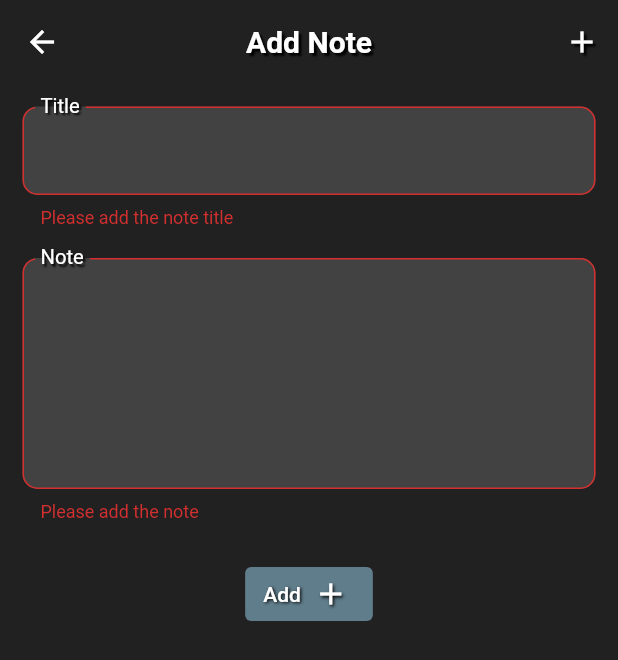
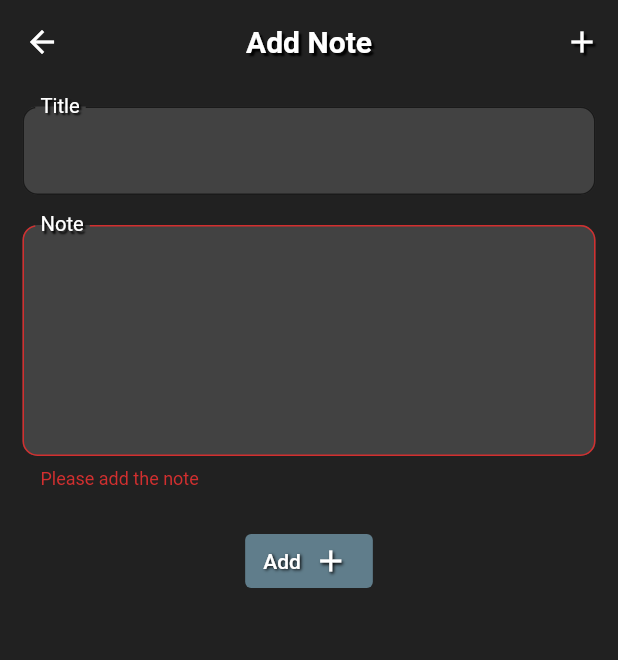
Before and after one commit to AhmedHWally/notes-app, a Flutter app: the AddNote screen opened by its route, after a tap on the "add" icon, on a phone screen of 412 x 824 dp. Shown: the top 660 px of the screen. Run offline on Flutter 3.47's test engine with Material 2 defaults, Android fonts, the phone set to English and light mode, and no system bars; our stand-ins replace shared_preferences, sqflite; accounts and stored records are empty; generated files the repository leaves out were written again.

Commit message:
Update the note details screen

```diff
--- a/lib/screens/add_note_screen.dart
+++ b/lib/screens/add_note_screen.dart
@@ -28,7 +28,7 @@ class _AddNoteState extends State<AddNote> {
   }
 
   final _formKey = GlobalKey<FormState>();
-  String? title;
+  String title = "";
   String? note;
   Future<void> addNote() async {
     if (!_formKey.currentState!.validate()) {
@@ -40,9 +40,9 @@ class _AddNoteState extends State<AddNote> {
       await Provider.of<NoteProvider>(context, listen: false).update(newNote);
     } else {
       await Provider.of<NoteProvider>(context, listen: false)
-          .addNote(title!, note!);
+          .addNote(title, note!);
     }
-    Navigator.of(context).pop();
+    Navigator.popUntil(context, (route) => route.isFirst);
   }
 
   @override
@@ -97,13 +97,6 @@ class _AddNoteState extends State<AddNote> {
                 child: Column(children: [
                   TextFormField(
                     initialValue: "${_editedNote.title} ",
-                    validator: (value) {
-                      if (value?.trim() == "" || value == null) {
-                        return AppLocalizations.of(context)!
-                            .addnotetitleerrorlabel;
-                      }
-                      return null;
-                    },
                     style: const TextStyle(color: Colors.white),
                     onChanged: (value) {
                       title = value;
@@ -144,7 +137,7 @@ class _AddNoteState extends State<AddNote> {
                     },
                     style: const TextStyle(color: Colors.white),
                     onChanged: (value) {
-                      note = value.replaceAll("\n", " ");
+                      note = value;
                     },
                     decoration: InputDecoration(
                         alignLabelWithHint: true,
```
Also changed, not shown: lib/screens/note_details_screen.dart (+17 -1 lines).
